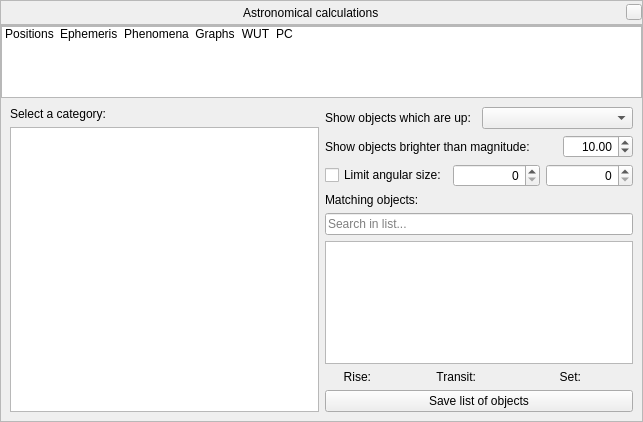
Old version of the form src/gui/astroCalcDialog.ui in the repository 519984307/stellarium_src.
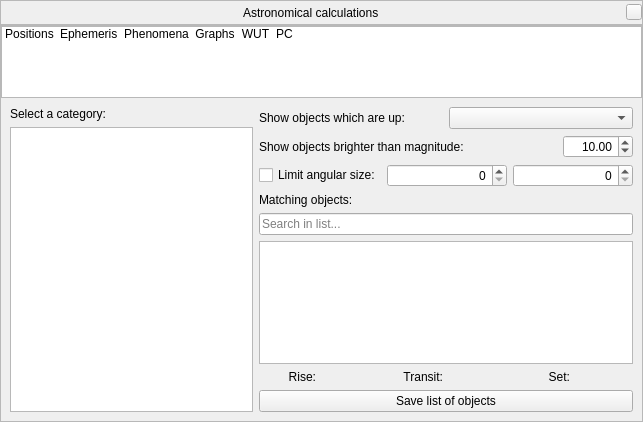
New version of the form. The open tabs and pages were chosen to show the change. Icons and pictures are not drawn. Custom widgets are drawn as their Qt base class.

What changed in the file:
```diff
--- a/src/gui/astroCalcDialog.ui
+++ b/src/gui/astroCalcDialog.ui
@@ -1382,6 +1382,12 @@
               <property name="enabled">
                <bool>true</bool>
               </property>
+              <property name="minimumSize">
+               <size>
+                <width>120</width>
+                <height>0</height>
+               </size>
+              </property>
               <property name="maximumSize">
                <size>
                 <width>120</width>
@@ -1401,6 +1407,12 @@
               <property name="enabled">
                <bool>true</bool>
               </property>
+              <property name="minimumSize">
+               <size>
+                <width>120</width>
+                <height>0</height>
+               </size>
+              </property>
               <property name="maximumSize">
                <size>
                 <width>120</width>
```
